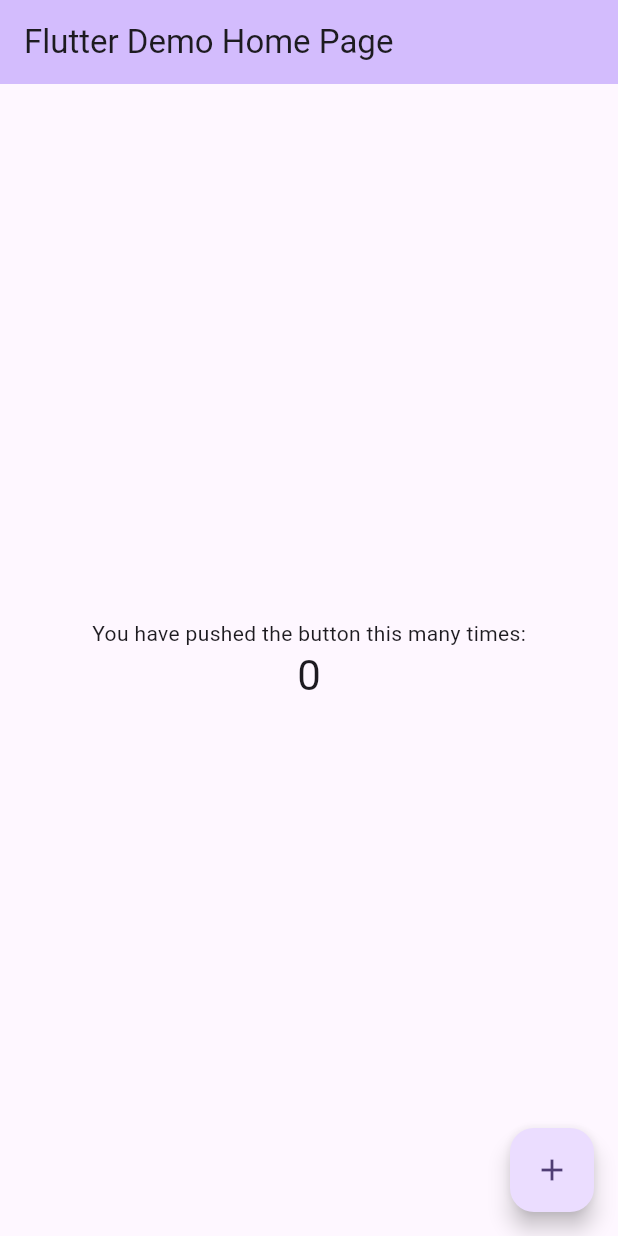
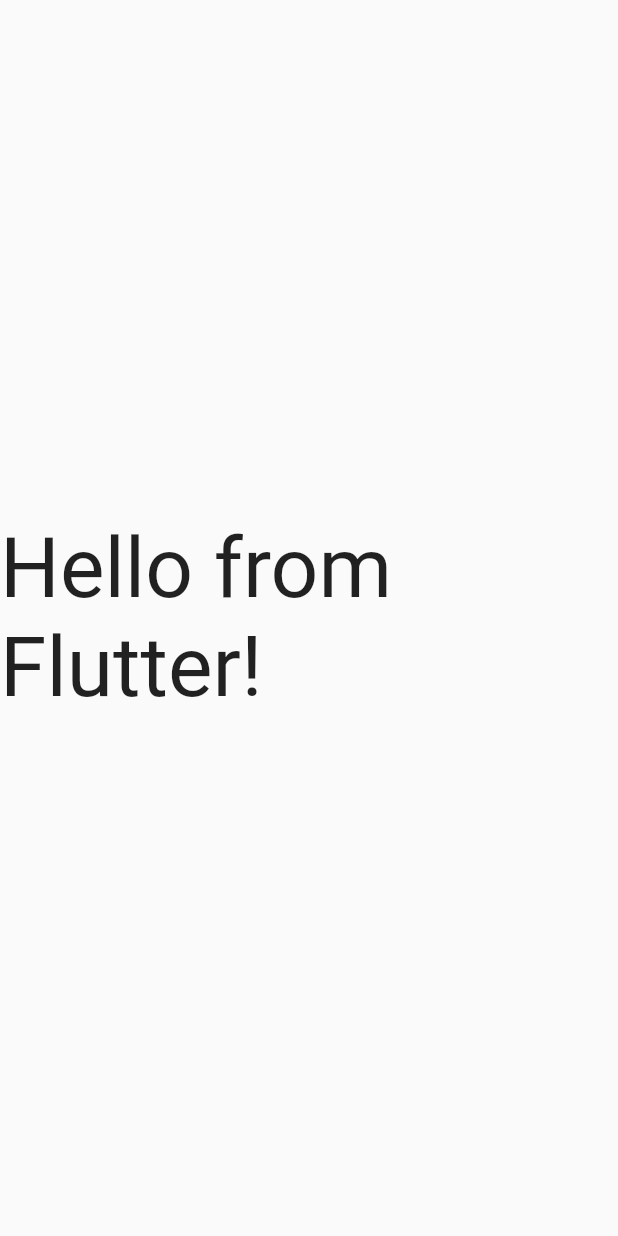
Before and after one commit to thesapph1re/noend_flutter, a Flutter app: the screen it shows after launch, on a phone screen of 412 x 824 dp. Run offline on Flutter 3.47's test engine with Material 2 defaults, Android fonts, the phone set to English and light mode, and no system bars.

Commit message:
Recreated main app
Recreated main app with almost empty page

```diff
--- a/lib/main.dart
+++ b/lib/main.dart
@@ -1,125 +1,24 @@
 import 'package:flutter/material.dart';
 
-void main() {
-  runApp(const MyApp());
-}
+void main() => runApp(const App());
 
-class MyApp extends StatelessWidget {
-  const MyApp({super.key});
-
-  // This widget is the root of your application.
-  @override
-  Widget build(BuildContext context) {
-    return MaterialApp(
-      title: 'Flutter Demo',
-      theme: ThemeData(
-        // This is the theme of your application.
-        //
-        // TRY THIS: Try running your application with "flutter run". You'll see
-        // the application has a blue toolbar. Then, without quitting the app,
-        // try changing the seedColor in the colorScheme below to Colors.green
-        // and then invoke "hot reload" (save your changes or press the "hot
-        // reload" button in a Flutter-supported IDE, or press "r" if you used
-        // the command line to start the app).
-        //
-        // Notice that the counter didn't reset back to zero; the application
-        // state is not lost during the reload. To reset the state, use hot
-        // restart instead.
-        //
-        // This works for code too, not just values: Most code changes can be
-        // tested with just a hot reload.
-        colorScheme: ColorScheme.fromSeed(seedColor: Colors.deepPurple),
-        useMaterial3: true,
-      ),
-      home: const MyHomePage(title: 'Flutter Demo Home Page'),
-    );
-  }
-}
-
-class MyHomePage extends StatefulWidget {
-  const MyHomePage({super.key, required this.title});
-
-  // This widget is the home page of your application. It is stateful, meaning
-  // that it has a State object (defined below) that contains fields that affect
-  // how it looks.
-
-  // This class is the configuration for the state. It holds the values (in this
-  // case the title) provided by the parent (in this case the App widget) and
-  // used by the build method of the State. Fields in a Widget subclass are
-  // always marked "final".
-
-  final String title;
-
-  @override
-  State<MyHomePage> createState() => _MyHomePageState();
-}
-
-class _MyHomePageState extends State<MyHomePage> {
-  int _counter = 0;
-
-  void _incrementCounter() {
-    setState(() {
-      // This call to setState tells the Flutter framework that something has
-      // changed in this State, which causes it to rerun the build method below
-      // so that the display can reflect the updated values. If we changed
-      // _counter without calling setState(), then the build method would not be
-      // called again, and so nothing would appear to happen.
-      _counter++;
-    });
-  }
+class App extends StatelessWidget {
+  const App({super.key});
 
   @override
   Widget build(BuildContext context) {
-    // This method is rerun every time setState is called, for instance as done
-    // by the _incrementCounter method above.
-    //
-    // The Flutter framework has been optimized to make rerunning build methods
-    // fast, so that you can just rebuild anything that needs updating rather
-    // than having to individually change instances of widgets.
-    return Scaffold(
-      appBar: AppBar(
-        // TRY THIS: Try changing the color here to a specific color (to
-        // Colors.amber, perhaps?) and trigger a hot reload to see the AppBar
-        // change color while the other colors stay the same.
-        backgroundColor: Theme.of(context).colorScheme.inversePrimary,
-        // Here we take the value from the MyHomePage object that was created by
-        // the App.build method, and use it to set our appbar title.
-        title: Text(widget.title),
-      ),
-      body: Center(
-        // Center is a layout widget. It takes a single child and positions it
-        // in the middle of the parent.
-        child: Column(
-          // Column is also a layout widget. It takes a list of children and
-          // arranges them vertically. By default, it sizes itself to fit its
-          // children horizontally, and tries to be as tall as its parent.
-          //
-          // Column has various properties to control how it sizes itself and
-          // how it positions its children. Here we use mainAxisAlignment to
-          // center the children vertically; the main axis here is the vertical
-          // axis because Columns are vertical (the cross axis would be
-          // horizontal).
-          //
-          // TRY THIS: Invoke "debug painting" (choose the "Toggle Debug Paint"
-          // action in the IDE, or press "p" in the console), to see the
-          // wireframe for each widget.
+    return const MaterialApp(
+      home: Scaffold(
+        body: Column(
           mainAxisAlignment: MainAxisAlignment.center,
-          children: <Widget>[
-            const Text(
-              'You have pushed the button this many times:',
-            ),
+          children: [
             Text(
-              '$_counter',
-              style: Theme.of(context).textTheme.headlineMedium,
+              'Hello from Flutter!',
+              style: TextStyle(fontSize: 56.0),
             ),
           ],
         ),
       ),
-      floatingActionButton: FloatingActionButton(
-        onPressed: _incrementCounter,
-        tooltip: 'Increment',
-        child: const Icon(Icons.add),
-      ), // This trailing comma makes auto-formatting nicer for build methods.
     );
   }
 }
```
Also changed, not shown: 2 other files.
